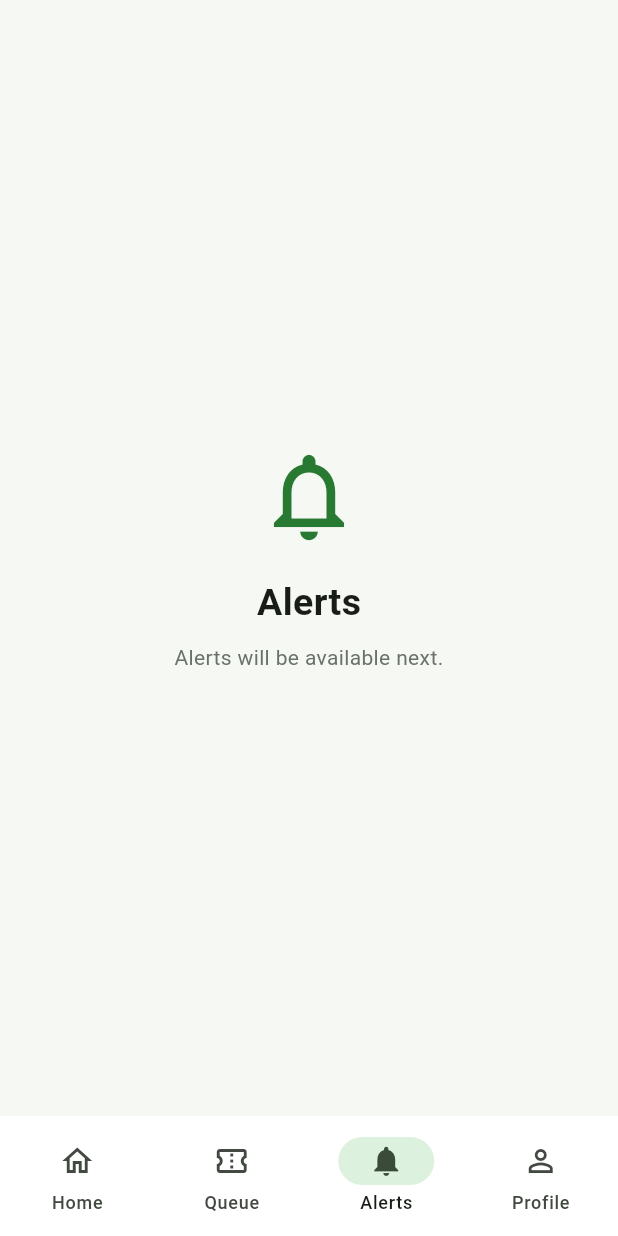
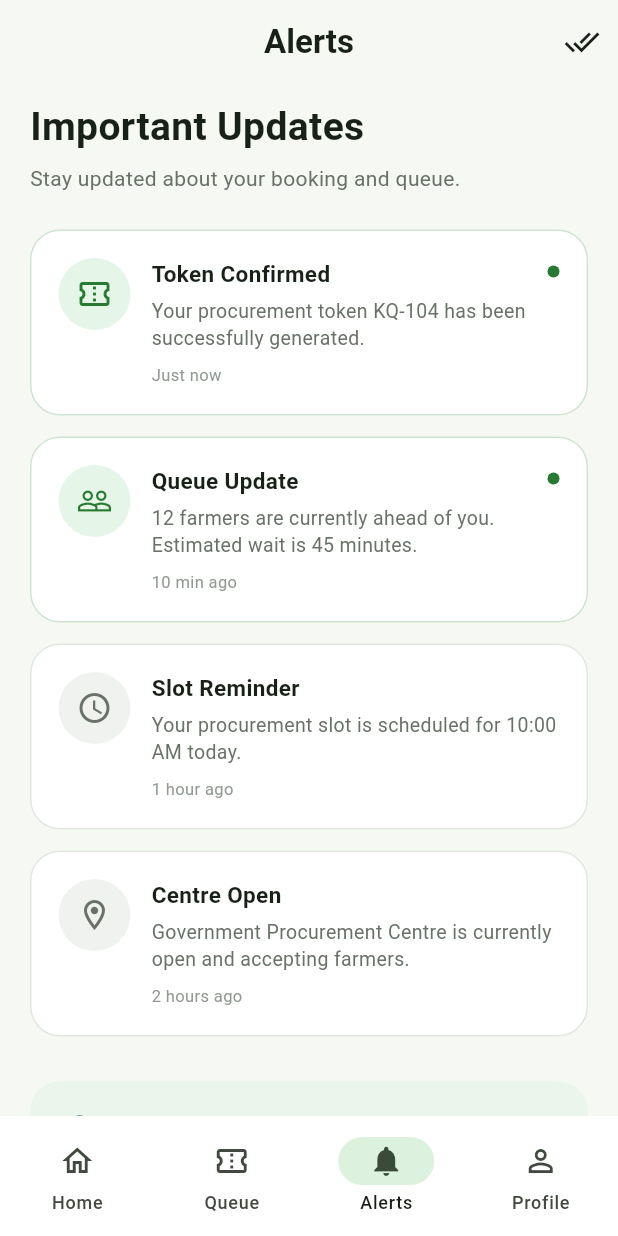
Before and after one commit to adityadu039-360/kisan-queue, a Flutter app: the screen it shows after launch, item 3 of the bottom bar chosen, on a phone screen of 412 x 824 dp. Run offline on Flutter 3.47's test engine with Material 3 defaults, Android fonts, the phone set to English and light mode, and no system bars.

Commit message:
feat: add farmer alerts screen

```diff
--- a/lib/main.dart
+++ b/lib/main.dart
@@ -1,5 +1,6 @@
 import 'package:flutter/material.dart';
 
+import 'screens/alerts_page.dart';
 import 'screens/booking_page.dart';
 import 'screens/home_page.dart';
 import 'screens/queue_page.dart';
@@ -75,15 +76,6 @@ class _MainNavigationState extends State<MainNavigation> {
     }
   }
 
-  void showComingSoon(String feature) {
-    ScaffoldMessenger.of(context).showSnackBar(
-      SnackBar(
-        content: Text('$feature will be available next 🚜'),
-        behavior: SnackBarBehavior.floating,
-      ),
-    );
-  }
-
   @override
   Widget build(BuildContext context) {
     Widget currentPage;
@@ -94,11 +86,7 @@ class _MainNavigationState extends State<MainNavigation> {
         break;
 
       case 2:
-        currentPage = _placeholderPage(
-          icon: Icons.notifications_none,
-          title: 'Alerts',
-          message: 'Alerts will be available next.',
-        );
+        currentPage = const AlertsPage();
         break;
 
       case 3:
--- /dev/null
+++ b/lib/screens/alerts_page.dart
@@ -0,0 +1,239 @@
+import 'package:flutter/material.dart';
+
+class AlertsPage extends StatelessWidget {
+  const AlertsPage({super.key});
+
+  @override
+  Widget build(BuildContext context) {
+    return Scaffold(
+      backgroundColor: const Color(0xFFF6F8F4),
+      appBar: AppBar(
+        title: const Text(
+          'Alerts',
+          style: TextStyle(
+            fontWeight: FontWeight.bold,
+          ),
+        ),
+        centerTitle: true,
+        actions: [
+          IconButton(
+            onPressed: () {
+              ScaffoldMessenger.of(context).showSnackBar(
+                const SnackBar(
+                  content: Text('All alerts marked as read.'),
+                  behavior: SnackBarBehavior.floating,
+                ),
+              );
+            },
+            icon: const Icon(Icons.done_all),
+            tooltip: 'Mark all as read',
+          ),
+        ],
+      ),
+      body: SafeArea(
+        child: SingleChildScrollView(
+          padding: const EdgeInsets.fromLTRB(20, 10, 20, 30),
+          child: Column(
+            crossAxisAlignment: CrossAxisAlignment.start,
+            children: [
+              const Text(
+                'Important Updates',
+                style: TextStyle(
+                  fontSize: 26,
+                  fontWeight: FontWeight.bold,
+                  color: Color(0xFF172118),
+                ),
+              ),
+              const SizedBox(height: 6),
+              const Text(
+                'Stay updated about your booking and queue.',
+                style: TextStyle(
+                  fontSize: 14,
+                  color: Color(0xFF687268),
+                ),
+              ),
+              const SizedBox(height: 24),
+
+              _alertCard(
+                context: context,
+                icon: Icons.confirmation_number_outlined,
+                title: 'Token Confirmed',
+                message:
+                'Your procurement token KQ-104 has been successfully generated.',
+                time: 'Just now',
+                isImportant: true,
+              ),
+
+              _alertCard(
+                context: context,
+                icon: Icons.people_outline,
+                title: 'Queue Update',
+                message:
+                '12 farmers are currently ahead of you. Estimated wait is 45 minutes.',
+                time: '10 min ago',
+                isImportant: true,
+              ),
+
+              _alertCard(
+                context: context,
+                icon: Icons.access_time,
+                title: 'Slot Reminder',
+                message:
+                'Your procurement slot is scheduled for 10:00 AM today.',
+                time: '1 hour ago',
+                isImportant: false,
+              ),
+
+              _alertCard(
+                context: context,
+                icon: Icons.location_on_outlined,
+                title: 'Centre Open',
+                message:
+                'Government Procurement Centre is currently open and accepting farmers.',
+                time: '2 hours ago',
+                isImportant: false,
+              ),
+
+              const SizedBox(height: 16),
+
+              Container(
+                width: double.infinity,
+                padding: const EdgeInsets.all(20),
+                decoration: BoxDecoration(
+                  color: const Color(0xFFEAF5EB),
+                  borderRadius: BorderRadius.circular(20),
+                ),
+                child: const Row(
+                  crossAxisAlignment: CrossAxisAlignment.start,
+                  children: [
+                    Icon(
+                      Icons.lightbulb_outline,
+                      color: Color(0xFF287A32),
+                      size: 26,
+                    ),
+                    SizedBox(width: 14),
+                    Expanded(
+                      child: Column(
+                        crossAxisAlignment: CrossAxisAlignment.start,
+                        children: [
+                          Text(
+                            'Farmer Tip',
+                            style: TextStyle(
+                              fontWeight: FontWeight.bold,
+                              fontSize: 16,
+                              color: Color(0xFF172118),
+                            ),
+                          ),
+                          SizedBox(height: 5),
+                          Text(
+                            'Keep your token ready when you reach the procurement centre.',
+                            style: TextStyle(
+                              fontSize: 13,
+                              color: Color(0xFF526052),
+                              height: 1.4,
+                            ),
+                          ),
+                        ],
+                      ),
+                    ),
+                  ],
+                ),
+              ),
+            ],
+          ),
+        ),
+      ),
+    );
+  }
+
+  Widget _alertCard({
+    required BuildContext context,
+    required IconData icon,
+    required String title,
+    required String message,
+    required String time,
+    required bool isImportant,
+  }) {
+    return Container(
+      width: double.infinity,
+      margin: const EdgeInsets.only(bottom: 14),
+      padding: const EdgeInsets.all(18),
+      decoration: BoxDecoration(
+        color: Colors.white,
+        borderRadius: BorderRadius.circular(20),
+        border: Border.all(
+          color: isImportant
+              ? const Color(0xFFCFE4D1)
+              : const Color(0xFFE1E7E1),
+        ),
+      ),
+      child: Row(
+        crossAxisAlignment: CrossAxisAlignment.start,
+        children: [
+          CircleAvatar(
+            radius: 24,
+            backgroundColor: isImportant
+                ? const Color(0xFFE5F5E7)
+                : const Color(0xFFF0F2F0),
+            child: Icon(
+              icon,
+              color: isImportant
+                  ? const Color(0xFF287A32)
+                  : const Color(0xFF687268),
+            ),
+          ),
+          const SizedBox(width: 14),
+          Expanded(
+            child: Column(
+              crossAxisAlignment: CrossAxisAlignment.start,
+              children: [
+                Row(
+                  crossAxisAlignment: CrossAxisAlignment.start,
+                  children: [
+                    Expanded(
+                      child: Text(
+                        title,
+                        style: const TextStyle(
+                          fontSize: 15,
+                          fontWeight: FontWeight.bold,
+                          color: Color(0xFF172118),
+                        ),
+                      ),
+                    ),
+                    if (isImportant)
+                      Container(
+                        width: 8,
+                        height: 8,
+                        margin: const EdgeInsets.only(top: 5),
+                        decoration: const BoxDecoration(
+                          color: Color(0xFF287A32),
+                          shape: BoxShape.circle,
+                        ),
+                      ),
+                  ],
+                ),
+                const SizedBox(height: 5),
+                Text(
+                  message,
+                  style: const TextStyle(
+                    fontSize: 13,
+                    color: Color(0xFF687268),
+                    height: 1.4,
+                  ),
+                ),
+                const SizedBox(height: 8),
+                Text(
+                  time,
+                  style: const TextStyle(
+                    fontSize: 11,
+                    color: Color(0xFF929992),
+                  ),
+                ),
+              ],
+            ),
+          ),
+        ],
+      ),
+    );
+  }
+}
```
